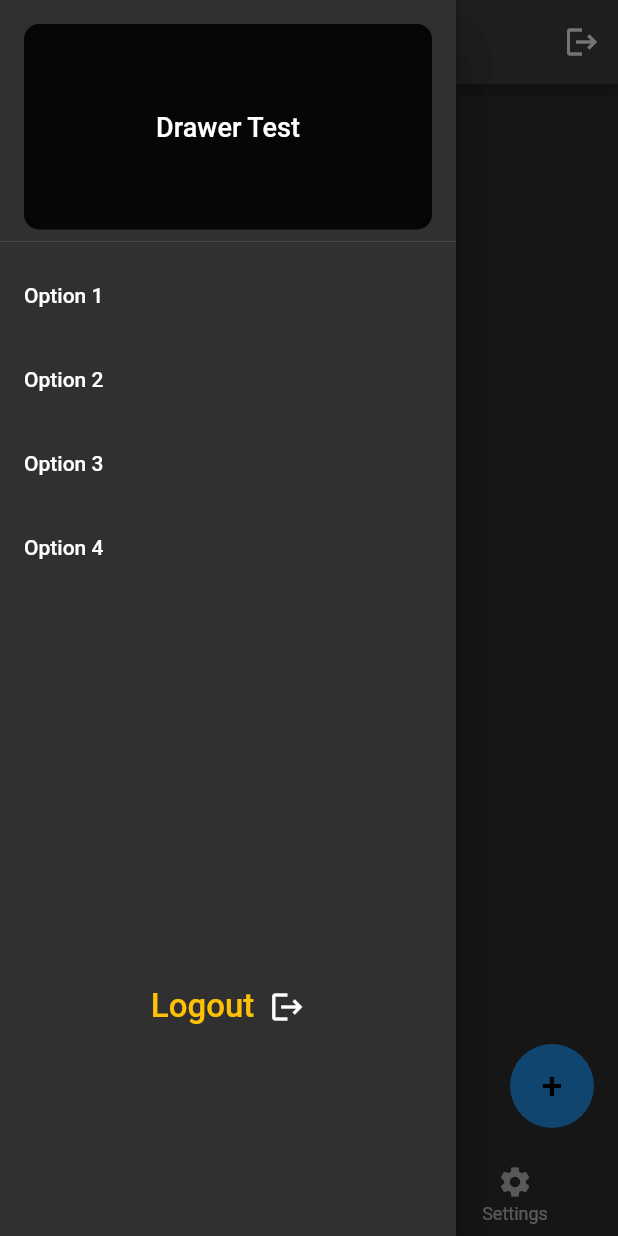
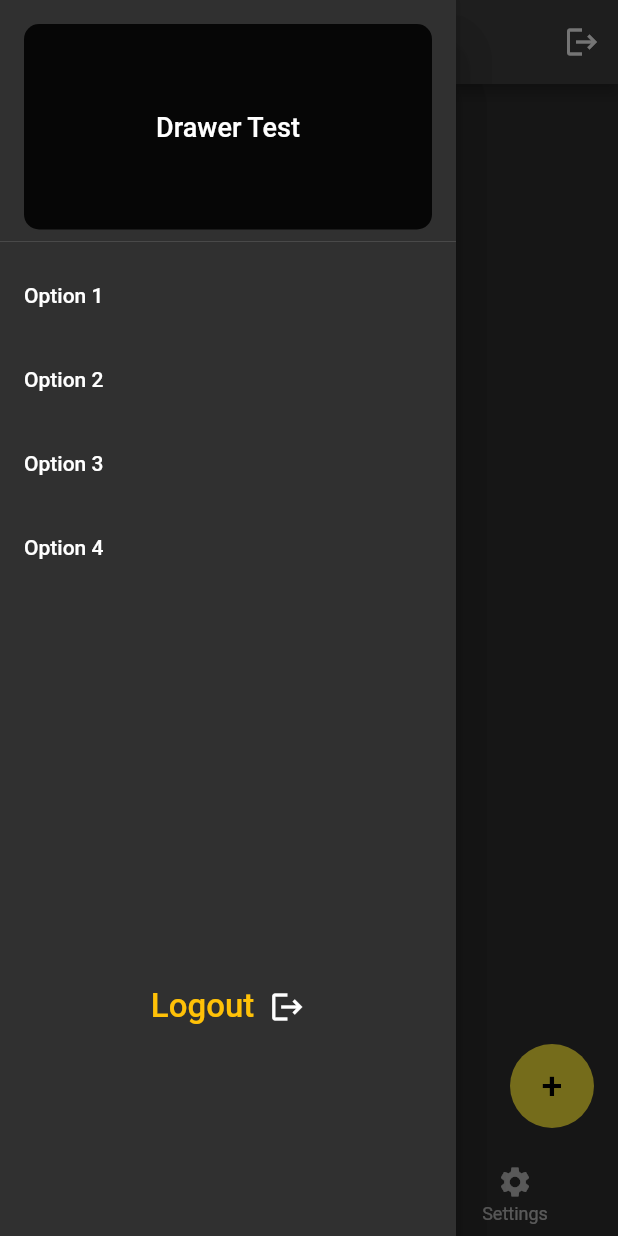
Before and after one commit to TITAN017/Notes_App, a Flutter app: the screen it shows once a user with an empty profile is signed in, with the side drawer open, on a phone screen of 412 x 824 dp. Run offline on Flutter 3.47's test engine with Material 2 defaults, Android fonts, the phone set to English and light mode, and no system bars; our stand-ins replace cloud_firestore, firebase_auth, firebase_core, flutter_spinkit, google_fonts; accounts and stored records are empty; Roboto replaces fonts that are missing (Acme).

```diff
--- a/lib/models/notes.dart
+++ b/lib/models/notes.dart
@@ -1,6 +1,7 @@
 class Notes {
   final String info;
   final int priority;
+  final String id;
 
-  Notes({required this.info, required this.priority});
+  Notes({required this.info, required this.priority, required this.id});
 }
--- a/lib/screens/home/homepage.dart
+++ b/lib/screens/home/homepage.dart
@@ -4,6 +4,7 @@
 import 'package:cloud_firestore/cloud_firestore.dart';
 import 'package:flutter/material.dart';
 import 'package:notes/models/notes.dart';
+import 'package:notes/screens/home/actions.dart';
 import 'package:notes/screens/home/notesList.dart';
 import 'package:notes/services/auth.dart';
 import 'package:notes/services/database.dart';
@@ -13,7 +14,8 @@ import 'package:google_fonts/google_fonts.dart';
 import 'package:provider/provider.dart';
 
 class HomePage extends StatefulWidget {
-  const HomePage({Key? key}) : super(key: key);
+  final String uid;
+  HomePage({required this.uid});
 
   @override
   State<HomePage> createState() => _HomePageState();
@@ -25,8 +27,11 @@ class _HomePageState extends State<HomePage> {
 
   @override
   Widget build(BuildContext context) {
+    final Database db = Database(uid: widget.uid);
+    final Act act = Act();
+
     return StreamProvider<List<Notes>?>.value(
-      value: Database().notes,
+      value: db.userNotes,
       initialData: null,
       child: Scaffold(
         appBar: AppBar(
@@ -91,13 +96,15 @@ class _HomePageState extends State<HomePage> {
         ),*/
             NotesList(),
         floatingActionButton: FloatingActionButton(
-          backgroundColor: Colors.blue,
+          backgroundColor: Colors.yellow,
           elevation: 0,
           child: Text(
             '+',
             style: TextStyle(fontSize: 25),
           ),
-          onPressed: () {},
+          onPressed: () {
+            act.showdisplay(context, db.add);
+          },
         ),
         bottomNavigationBar: BottomNavigationBar(
           selectedIconTheme: IconThemeData(
--- a/lib/screens/home/notesList.dart
+++ b/lib/screens/home/notesList.dart
@@ -1,6 +1,8 @@
 import 'package:cloud_firestore/cloud_firestore.dart';
 import 'package:flutter/material.dart';
 import 'package:notes/models/notes.dart';
+import 'package:notes/models/user_model.dart';
+import 'package:notes/services/database.dart';
 import 'package:notes/utils/note_card.dart';
 import 'package:provider/provider.dart';
 
@@ -15,13 +17,21 @@ class _NotesListState extends State<NotesList> {
   @override
   Widget build(BuildContext context) {
     final notes = Provider.of<List<Notes>?>(context);
+    final user = Provider.of<MyUser?>(context);
+
+    final Database db = Database(uid: user!.uid);
 
     if (notes != null) {
       return ListView.builder(
         itemCount: notes.length,
         itemBuilder: (context, index) {
           var current = notes[index];
-          return NoteCard(cardColor: current.priority, info: current.info);
+          return NoteCard(
+            cardColor: current.priority,
+            info: current.info,
+            id: current.id,
+            del: db.delete,
+          );
         },
       );
     } else {
--- a/lib/screens/wrapper.dart
+++ b/lib/screens/wrapper.dart
@@ -18,6 +18,6 @@ class Wrapper extends StatelessWidget {
     final user = Provider.of<MyUser?>(context);
     print(user);
 
-    return user != null ? HomePage() : Authenticate();
+    return user != null ? HomePage(uid: user.uid!) : Authenticate();
   }
 }
```
Also changed, not shown: lib/screens/home/actions.dart (added, +74 -0 lines), lib/services/database.dart (+43 -2 lines), lib/utils/note_card.dart (+11 -3 lines).
